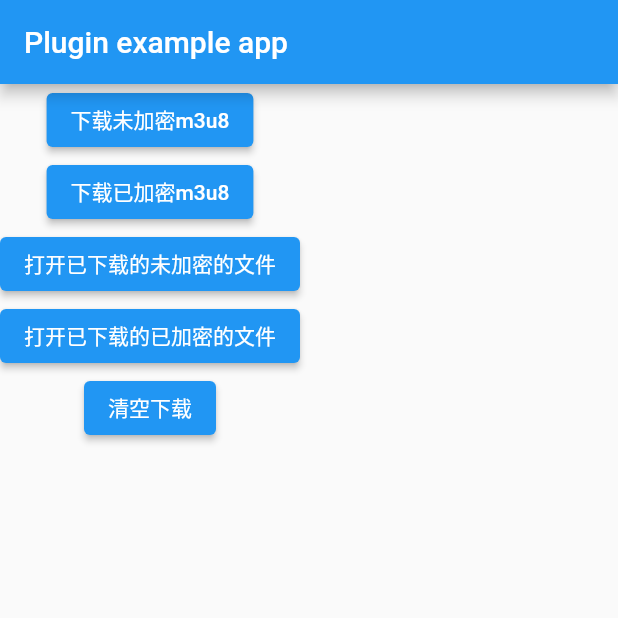
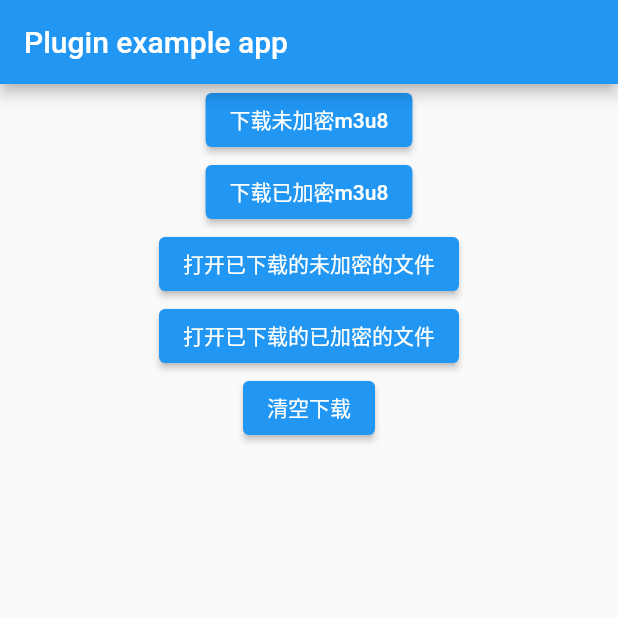
Before and after one commit to lytian/m3u8_downloader, a Flutter app: the screen it shows after launch, on a phone screen of 412 x 824 dp, the top half of it. Run offline on Flutter 3.47's test engine with Material 2 defaults, Android fonts, the phone set to English and light mode, and no system bars; our stand-ins replace open_file, permission_handler.

```diff
--- a/example/lib/main.dart
+++ b/example/lib/main.dart
@@ -14,13 +14,13 @@ void main() => runApp(MyApp());
 
 class MyApp extends StatefulWidget {
   @override
-  _MyAppState createState() => _MyAppState();
+  State<MyApp> createState() => _MyAppState();
 }
 
 class _MyAppState extends State<MyApp> {
-
   ReceivePort _port = ReceivePort();
   String? _downloadingUrl;
+  String? _printData;
 
   // 未加密的url地址（喜羊羊与灰太狼之决战次时代）
   String url1 = "https://new.iskcd.com/20220420/XNihn9Om/index.m3u8";
@@ -51,7 +51,9 @@ class _MyAppState extends State<MyApp> {
     IsolateNameServer.registerPortWithName(_port.sendPort, 'downloader_send_port');
     _port.listen((dynamic data) {
       // 监听数据请求
-      print(data);
+      setState(() {
+        _printData = '$data';
+      });
     });
   }
 
@@ -76,6 +78,7 @@ class _MyAppState extends State<MyApp> {
     return saveDir;
   }
 
+  @pragma('vm:entry-point')
   static progressCallback(dynamic args) {
     final SendPort? send = IsolateNameServer.lookupPortByName('downloader_send_port');
     if (send != null) {
@@ -83,6 +86,7 @@ class _MyAppState extends State<MyApp> {
       send.send(args);
     }
   }
+  @pragma('vm:entry-point')
   static successCallback(dynamic args) {
     final SendPort? send = IsolateNameServer.lookupPortByName('downloader_send_port');
     if (send != null) {
@@ -94,6 +98,7 @@ class _MyAppState extends State<MyApp> {
       });
     }
   }
+  @pragma('vm:entry-point')
   static errorCallback(dynamic args) {
     final SendPort? send = IsolateNameServer.lookupPortByName('downloader_send_port');
     if (send != null) {
@@ -108,7 +113,9 @@ class _MyAppState extends State<MyApp> {
         appBar: AppBar(
           title: const Text('Plugin example app'),
         ),
-        body: Column(
+        body: SizedBox(
+          width: double.infinity,
+          child: Column(
             children: <Widget>[
               ElevatedButton(
                   child: Text("${_downloadingUrl == url1 ? '暂停' : '下载'}未加密m3u8"),
@@ -202,7 +209,9 @@ class _MyAppState extends State<MyApp> {
                   print("清理完成");
                 },
               ),
+              Text(_printData ?? '')
             ],
+          ),
         ),
       ),
     );
--- a/lib/callback_dispatcher.dart
+++ b/lib/callback_dispatcher.dart
@@ -4,6 +4,9 @@ import 'dart:ui';
 import 'package:flutter/services.dart';
 import 'package:flutter/widgets.dart';
 
+/// Pragma annotation is needed to avoid tree shaking in release mode. See
+/// https://github.com/dart-lang/sdk/blob/master/runtime/docs/compiler/aot/entry_point_pragma.md
+@pragma('vm:entry-point')
 void callbackDispatcher() {
 
   // Initialize state necessary for MethodChannels.
--- a/lib/m3u8_downloader.dart
+++ b/lib/m3u8_downloader.dart
@@ -7,7 +7,6 @@ import 'callback_dispatcher.dart';
 
 typedef CallbackHandle? _GetCallbackHandle(Function callback);
 typedef SelectNotificationCallback = Future<dynamic> Function();
-
 
 class M3u8Downloader {
   static const MethodChannel _channel = const MethodChannel('vincent/m3u8_downloader', JSONMethodCodec());
```
Also changed, not shown: example/pubspec.lock, pubspec.lock, 2 other files. Lines whose indentation alone changed are shown as unchanged.
